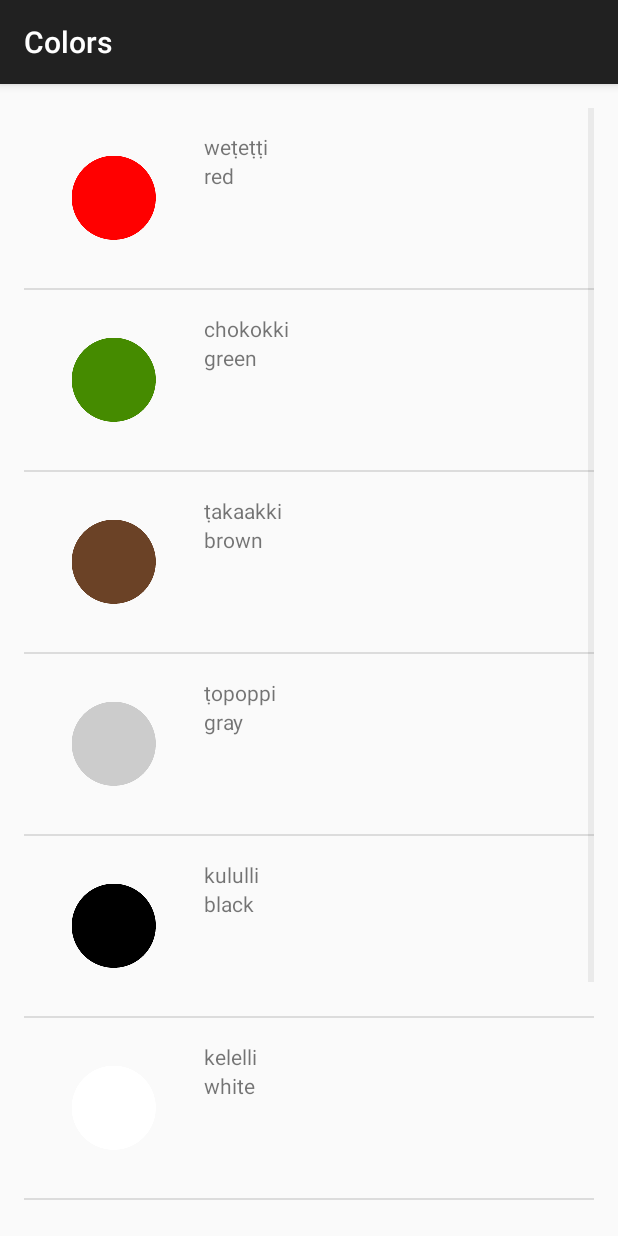
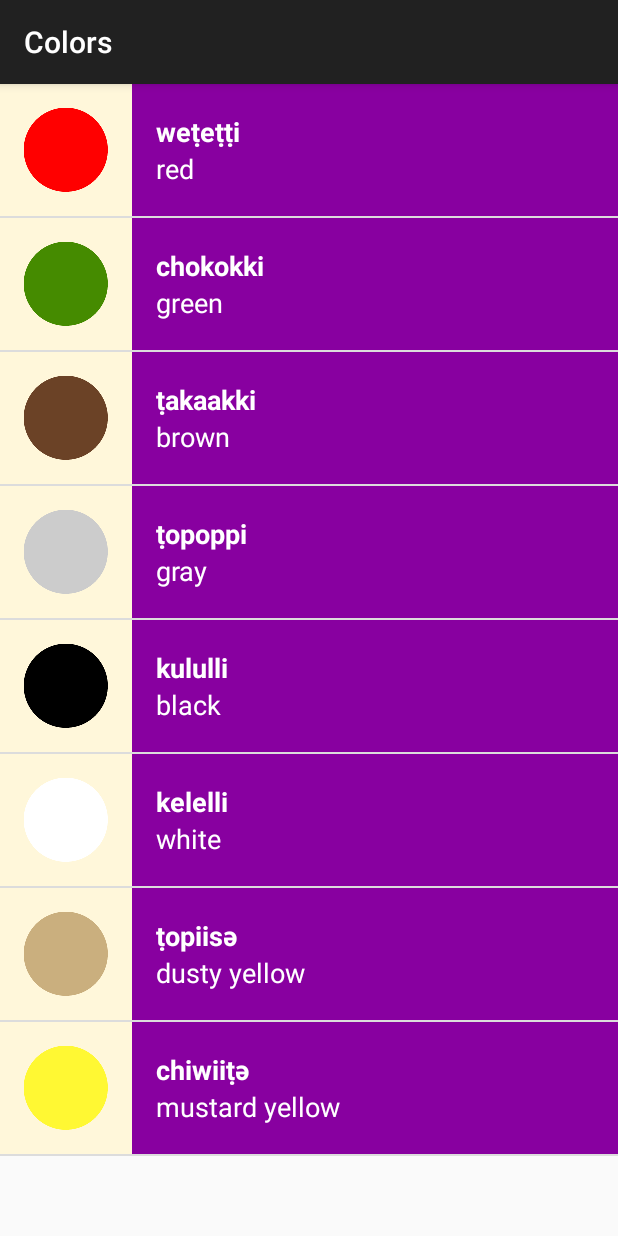
Before and after one commit to tejoyv/MiwokApp, an Android app: the ColorsActivity screen opened directly, with no data from a screen before it, on a phone screen of 412 x 824 dp. Run offline under Robolectric (Android 15) with nearby library versions, the phone set to English and light mode, and no system bars.

Commit message:
Visual Polish

```diff
--- a/app/src/main/java/com/example/miwok/ColorsActivity.java
+++ b/app/src/main/java/com/example/miwok/ColorsActivity.java
@@ -24,7 +24,7 @@
         words.add(new Word_Class("dusty yellow","ṭopiisә",R.drawable.color_dusty_yellow));
         words.add(new Word_Class("mustard yellow","chiwiiṭә",R.drawable.color_mustard_yellow));
 
-        WordAdapter adapter = new WordAdapter(this,words);
+        WordAdapter adapter = new WordAdapter(this,words,R.color.category_colors);
         ListView listView = (ListView)findViewById(R.id.list);
         listView.setAdapter(adapter);
     }
--- a/app/src/main/java/com/example/miwok/FamilyActivity.java
+++ b/app/src/main/java/com/example/miwok/FamilyActivity.java
@@ -26,7 +26,7 @@
         words.add(new Word_Class("grandmother","ama",R.drawable.family_grandmother));
         words.add(new Word_Class("grandfather","paapa",R.drawable.family_grandfather));
 
-        WordAdapter adapter = new WordAdapter(this,words);
+        WordAdapter adapter = new WordAdapter(this,words,R.color.category_family);
         ListView listView = (ListView)findViewById(R.id.list);
         listView.setAdapter(adapter);
     }
--- a/app/src/main/java/com/example/miwok/NumbersActivity.java
+++ b/app/src/main/java/com/example/miwok/NumbersActivity.java
@@ -27,7 +27,7 @@
         words.add(new Word_Class("nine","wo'e",R.drawable.number_nine));
         words.add(new Word_Class("ten","na'aacha",R.drawable.number_ten));
 
-        WordAdapter adapter = new WordAdapter(this,words);
+        WordAdapter adapter = new WordAdapter(this,words,R.color.category_numbers);
         ListView listView = findViewById(R.id.list);
         listView.setAdapter(adapter);
     }
--- a/app/src/main/java/com/example/miwok/PhrasesActivity.java
+++ b/app/src/main/java/com/example/miwok/PhrasesActivity.java
@@ -26,7 +26,7 @@
         words.add(new Word_Class("Let’s go.","yoowutis"));
         words.add(new Word_Class("Come here.","әnni'nem"));
 
-        WordAdapter adapter = new WordAdapter(this,words);
+        WordAdapter adapter = new WordAdapter(this,words,R.color.category_phrases);
         ListView listView = (ListView)findViewById(R.id.list);
         listView.setAdapter(adapter);
     }
--- a/app/src/main/java/com/example/miwok/WordAdapter.java
+++ b/app/src/main/java/com/example/miwok/WordAdapter.java
@@ -11,15 +11,20 @@
 
 import androidx.annotation.NonNull;
 import androidx.annotation.Nullable;
+import androidx.core.content.ContextCompat;
 
 import java.util.ArrayList;
 
 
 public class WordAdapter extends ArrayAdapter<Word_Class> {
 
+    //Resource ID for the background color of the list of words
+    private int mColorResourceID;
+
     //constructor
-    public WordAdapter(Activity context, ArrayList<Word_Class>words) {
+    public WordAdapter(Activity context, ArrayList<Word_Class>words,int colorResourceID) {
         super(context,0,words);
+        mColorResourceID=colorResourceID;
     }
 
     //overriding the getView method
@@ -46,6 +51,15 @@
         else{
             defaultImageView.setVisibility(View.GONE);
         }
+
+        // set the theme color for the list item
+        View textContainer = listItemView.findViewById(R.id.text_container);
+        // find the color that the resource ID maps to
+        int color = ContextCompat.getColor(getContext(),mColorResourceID);
+        // set the background color of the text container view
+        textContainer.setBackgroundColor(color);
+
+
         return listItemView;
     }
 }
--- a/app/src/main/res/layout/list_item.xml
+++ b/app/src/main/res/layout/list_item.xml
@@ -3,15 +3,16 @@
     xmlns:android="http://schemas.android.com/apk/res/android"
     xmlns:tools="http://schemas.android.com/tools"
     android:layout_width="match_parent"
-    android:layout_height="match_parent"
-    android:padding="16dp"
+    android:layout_height="wrap_content"
+    android:background="#FFF7DA"
+    android:minHeight="@dimen/list_item_height"
     android:orientation="horizontal">
 
     <ImageView
         android:id="@+id/image"
-        android:layout_width="wrap_content"
-        android:layout_height="wrap_content"
-        android:src="@mipmap/ic_launcher"/>
+        android:layout_width="88dp"
+        android:layout_height="88dp"
+        />
 
     <LinearLayout
         android:id="@+id/text_container"
@@ -22,13 +23,22 @@
         <TextView
             android:id="@+id/miwok_text_view"
             android:layout_width="match_parent"
-            android:layout_height="wrap_content"
+            android:layout_height="0dp"
+            android:layout_weight="1"
+            android:gravity="bottom"
+            android:textAppearance="?android:textAppearanceMedium"
+            android:textColor="@android:color/white"
+            android:textStyle="bold"
             tools:text="lutti"
             />
         <TextView
             android:id="@+id/default_text_view"
             android:layout_width="match_parent"
-            android:layout_height="wrap_content"
+            android:layout_height="0dp"
+            android:layout_weight="1"
+            android:gravity="top"
+            android:textAppearance="?android:textAppearanceMedium"
+            android:textColor="@android:color/white"
             tools:text="one"
             />
     </LinearLayout>
--- a/app/src/main/res/layout/word_list.xml
+++ b/app/src/main/res/layout/word_list.xml
@@ -5,9 +5,6 @@
     android:layout_width="match_parent"
     android:layout_height="match_parent"
     android:orientation="vertical"
-    android:paddingBottom="@dimen/activity_vertical_margin"
-    android:paddingLeft="@dimen/activity_horizontal_margin"
-    android:paddingRight="@dimen/activity_horizontal_margin"
-    android:paddingTop="@dimen/activity_vertical_margin">
+>
 
 </ListView>
--- a/app/src/main/res/values/dimens.xml
+++ b/app/src/main/res/values/dimens.xml
@@ -2,7 +2,4 @@
 <resources>
     <!-- Height of each list item -->
     <dimen name="list_item_height">88dp</dimen>
-    <!-- Default screen margins, per the Android Design guidelines. -->
-    <dimen name="activity_horizontal_margin">16dp</dimen>
-    <dimen name="activity_vertical_margin">16dp</dimen>
 </resources>
```
